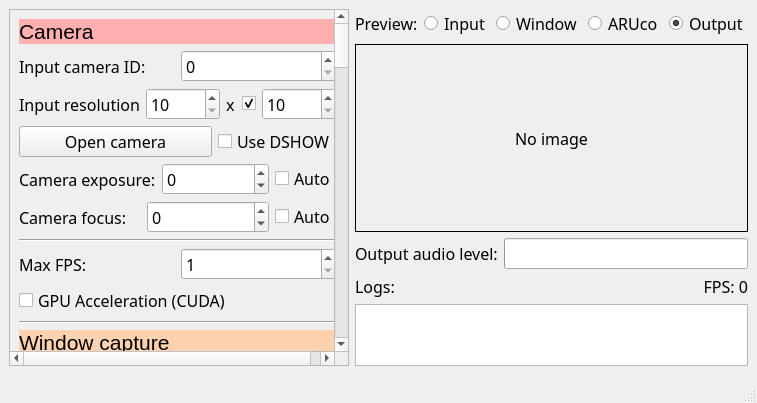
First picture: the form in gui.ui, repository F33RNI/Podmiha, before the edit.
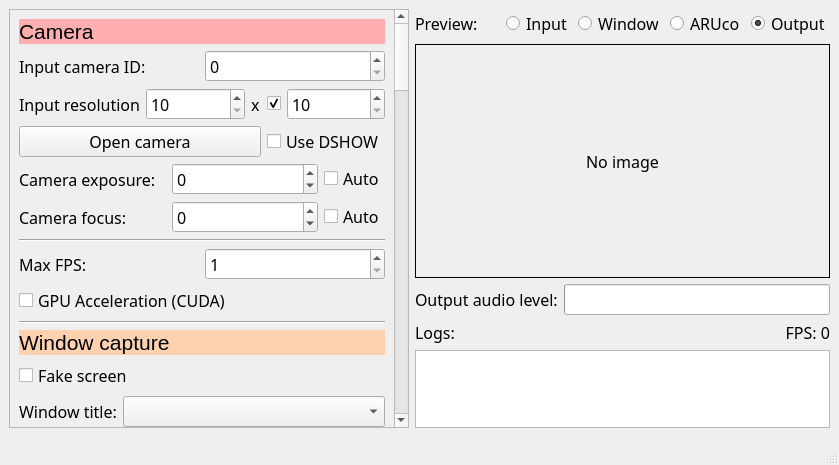
Second picture: the form after the edit.

```diff
--- a/gui.ui
+++ b/gui.ui
@@ -6,8 +6,8 @@
    <rect>
     <x>0</x>
     <y>0</y>
-    <width>713</width>
-    <height>403</height>
+    <width>839</width>
+    <height>465</height>
    </rect>
   </property>
   <property name="font">
@@ -23,24 +23,24 @@
    <enum>Qt::LeftToRight</enum>
   </property>
   <widget class="QWidget" name="centralwidget">
-   <layout class="QHBoxLayout" name="horizontalLayout_42">
+   <layout class="QHBoxLayout" name="horizontalLayout_42" stretch="1,1">
     <item>
      <widget class="QScrollArea" name="scrollArea">
       <property name="sizePolicy">
-       <sizepolicy hsizetype="Fixed" vsizetype="Expanding">
+       <sizepolicy hsizetype="Expanding" vsizetype="Expanding">
         <horstretch>0</horstretch>
         <verstretch>0</verstretch>
        </sizepolicy>
       </property>
       <property name="minimumSize">
        <size>
-        <width>340</width>
+        <width>0</width>
         <height>0</height>
        </size>
       </property>
       <property name="maximumSize">
        <size>
-        <width>16777215</width>
+        <width>400</width>
         <height>16777215</height>
        </size>
       </property>
@@ -52,7 +52,7 @@
         <rect>
          <x>0</x>
          <y>0</y>
-         <width>321</width>
+         <width>381</width>
          <height>2190</height>
         </rect>
        </property>
```
Left out of the diff: 6 changed lines with no effect on the pictures.
